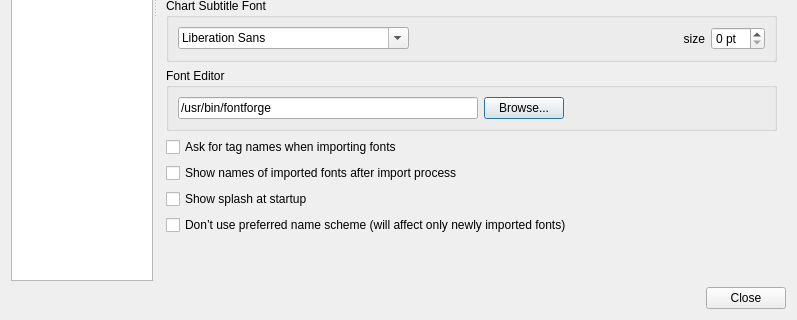
fontmatrix/fontmatrix, file src/prefs_panel.ui: the form before one commit; both pictures show x 0 to 797 and y 278 to 598 of the 797 by 598 pixel window.
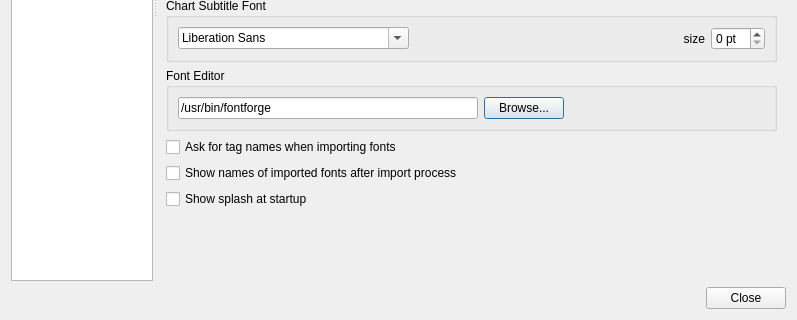
The form after the commit. Icons and pictures are not drawn.

Commit message: Added - support of system fonts (linux + fontconfig)

The edit to the form file:
```diff
--- a/src/prefs_panel.ui
+++ b/src/prefs_panel.ui
@@ -314,13 +314,6 @@
          </widget>
         </item>
         <item row="7" column="0" >
-         <widget class="QCheckBox" name="familyNameScheme" >
-          <property name="text" >
-           <string>Don’t use preferred name scheme (will affect only newly imported fonts)</string>
-          </property>
-         </widget>
-        </item>
-        <item row="8" column="0" >
          <spacer name="verticalSpacer" >
           <property name="orientation" >
            <enum>Qt::Vertical</enum>
```
The commit also changes 12 other files.
